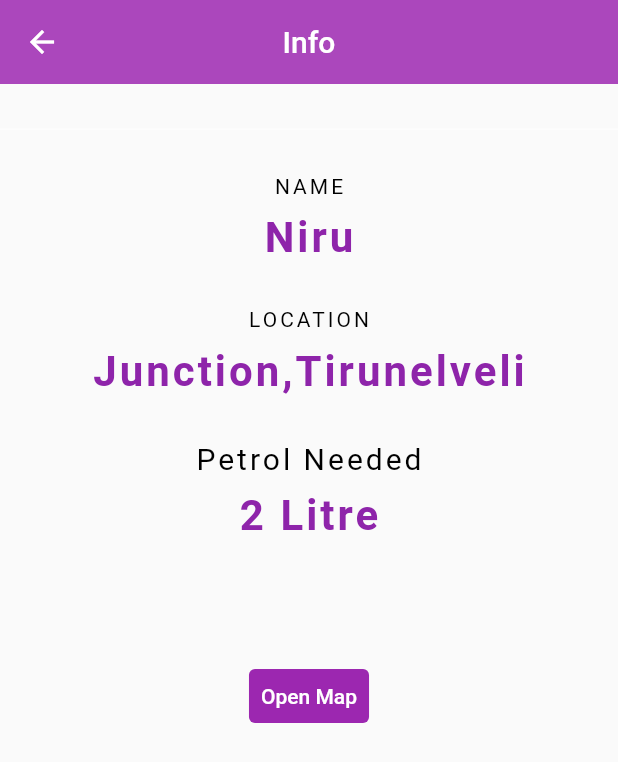
After one commit to vikepk/out_of_gas, a Flutter app: the Map screen opened by its route, on a phone screen of 412 x 824 dp. The commit adds this screen. Shown: the top 762 px of the screen. Run offline on Flutter 3.47's test engine with Material 2 defaults, Android fonts, the phone set to English and light mode, and no system bars; our stand-ins replace geolocator.

Commit message:
info page added

```diff
--- a/lib/home.dart
+++ /dev/null
@@ -1,32 +0,0 @@
-import 'package:flutter/material.dart';
-import 'package:out_of_gas/main.dart';
-import 'package:out_of_gas/map_utils.dart';
-
-class Home extends StatefulWidget {
-  const Home({super.key});
-
-  @override
-  State<Home> createState() => _HomeState();
-}
-
-class _HomeState extends State<Home> {
-  @override
-  Widget build(BuildContext context) {
-    return Scaffold(
-        body: SafeArea(
-            child: Container(
-      child: Center(
-        child: TextButton(
-          style: TextButton.styleFrom(backgroundColor: Colors.red),
-          onPressed: () {
-            Maptutils.openmap(8.7139, 77.7567);
-          },
-          child: Text(
-            "Open Map",
-            style: TextStyle(color: Colors.white),
-          ),
-        ),
-      ),
-    )));
-  }
-}
--- a/lib/main.dart
+++ b/lib/main.dart
@@ -5,7 +5,7 @@ import 'package:out_of_gas/splash_screen.dart';
 import 'current_location.dart';
 
 import 'package:out_of_gas/map_utils.dart';
-import 'package:out_of_gas/home.dart';
+import 'package:out_of_gas/map.dart';
 import 'package:out_of_gas/pages/first_page.dart';
 import 'package:out_of_gas/pages/helper_page.dart';
 
@@ -13,7 +13,7 @@ void main() => runApp(MaterialApp(
       debugShowCheckedModeBanner: false,
       initialRoute: '/first',
       routes: {
-        '/map': (context) => Home(),
+        '/map': (context) => Map(),
         '/helper': (context) => Helper(),
         '/first': (context) => HomePage(),
       },
--- /dev/null
+++ b/lib/map.dart
@@ -0,0 +1,102 @@
+import 'package:flutter/material.dart';
+import 'package:out_of_gas/main.dart';
+import 'package:out_of_gas/map_utils.dart';
+
+int petrol = 2;
+late String name = "Niru";
+late String location = "Junction,Tirunelveli";
+
+class Map extends StatefulWidget {
+  const Map({super.key});
+
+  @override
+  State<Map> createState() => _MapState();
+}
+
+class _MapState extends State<Map> {
+  @override
+  Widget build(BuildContext context) {
+    return Scaffold(
+        appBar: AppBar(
+          backgroundColor: Colors.purple[400],
+          title: Text("Info"),
+          centerTitle: true,
+          elevation: 0,
+        ),
+        body: Column(
+          children: [
+            Divider(
+              color: Colors.white,
+              height: 60.0,
+            ),
+            Text(
+              'NAME',
+              style: TextStyle(
+                color: Colors.black,
+                letterSpacing: 2.0,
+              ),
+            ),
+            SizedBox(height: 10.0),
+            Text(
+              '$name',
+              style: TextStyle(
+                color: Colors.purple[600],
+                fontWeight: FontWeight.bold,
+                fontSize: 28.0,
+                letterSpacing: 2.0,
+              ),
+            ),
+            SizedBox(height: 30.0),
+            Text(
+              'LOCATION',
+              style: TextStyle(
+                color: Colors.black,
+                letterSpacing: 2.0,
+              ),
+            ),
+            SizedBox(height: 10.0),
+            Text(
+              '$location',
+              style: TextStyle(
+                color: Colors.purple[600],
+                fontWeight: FontWeight.bold,
+                fontSize: 28.0,
+                letterSpacing: 2.0,
+              ),
+            ),
+            SizedBox(height: 30.0),
+            Text(
+              'Petrol Needed',
+              style: TextStyle(
+                color: Colors.black,
+                letterSpacing: 2.0,
+                fontSize: 20,
+              ),
+            ),
+            SizedBox(height: 10.0),
+            Text(
+              '$petrol Litre',
+              style: TextStyle(
+                color: Colors.purple[600],
+                fontWeight: FontWeight.bold,
+                fontSize: 28.0,
+                letterSpacing: 2.0,
+              ),
+            ),
+            SizedBox(height: 80),
+            Center(
+              child: TextButton(
+                style: TextButton.styleFrom(backgroundColor: Colors.purple),
+                onPressed: () {
+                  Maptutils.openmap(8.7139, 77.7567);
+                },
+                child: Text(
+                  "Open Map",
+                  style: TextStyle(color: Colors.white),
+                ),
+              ),
+            ),
+          ],
+        ));
+  }
+}
--- a/lib/pages/first_page.dart
+++ b/lib/pages/first_page.dart
@@ -5,7 +5,7 @@ import 'package:out_of_gas/splash_screen.dart';
 import 'package:out_of_gas/current_location.dart';
 
 import 'package:out_of_gas/map_utils.dart';
-import 'package:out_of_gas/home.dart';
+import 'package:out_of_gas/map.dart';
 
 class HomePage extends StatelessWidget {
   const HomePage({super.key});
@@ -20,7 +20,9 @@ class HomePage extends StatelessWidget {
         centerTitle: true,
         elevation: 0,
       ),
-      body: Center(
+      body: Column(
+        children: [
+          Center(
             child: Padding(
               padding: const EdgeInsets.fromLTRB(0, 150, 0, 0),
               child: Column(
@@ -57,6 +59,8 @@ class HomePage extends StatelessWidget {
               ),
             ),
           ),
+        ],
+      ),
     );
   }
 }
--- a/lib/pages/helper_page.dart
+++ b/lib/pages/helper_page.dart
@@ -5,8 +5,10 @@ import 'package:out_of_gas/splash_screen.dart';
 import 'package:out_of_gas/current_location.dart';
 
 import 'package:out_of_gas/map_utils.dart';
-import 'package:out_of_gas/home.dart';
+import 'package:out_of_gas/map.dart';
 import 'package:out_of_gas/pages/first_page.dart';
+
+const String a = "Anto";
 
 class Helper extends StatefulWidget {
   const Helper({super.key});
@@ -31,7 +33,7 @@ class _HelperState extends State<Helper> {
                 padding: const EdgeInsets.all(15.0),
                 child: Text(
                   //(position + 1 ).toString(),
-                  "Location : ",
+                  "Location : $a ",
                   style: TextStyle(fontSize: 22.0),
                 ),
               ),
```
Lines whose indentation alone changed are shown as unchanged.
